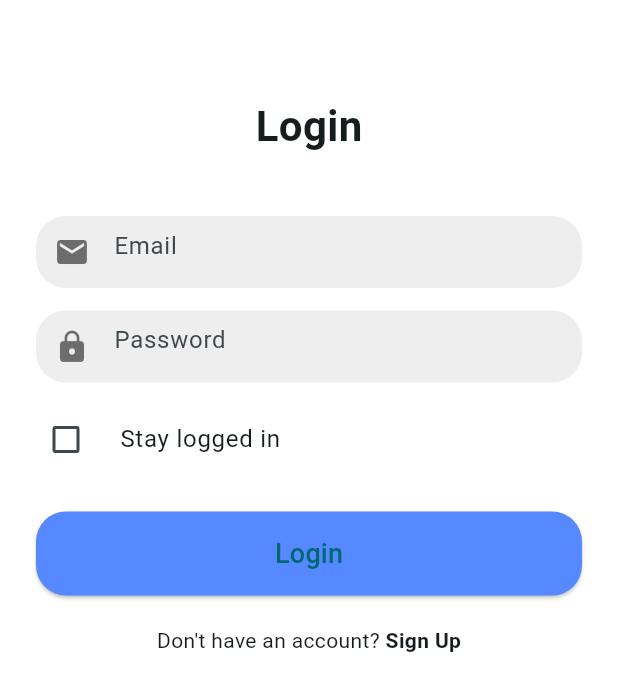
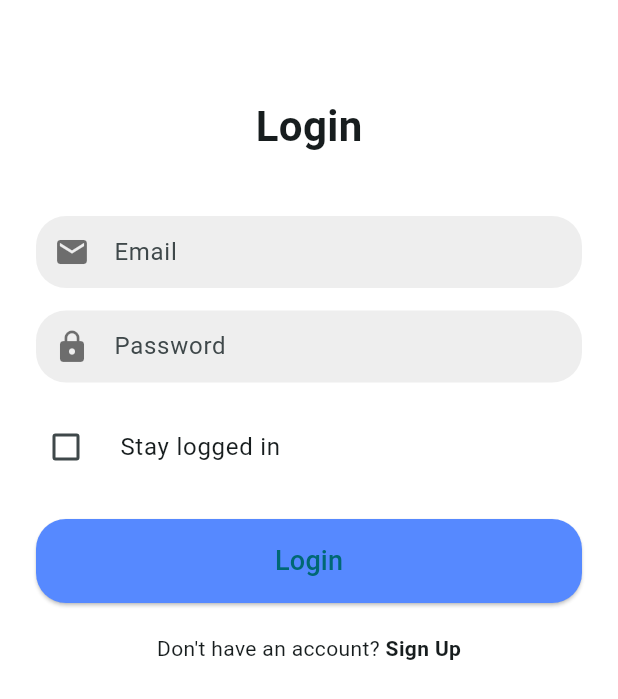
Before and after one commit to yongying37/redeem_order_app, a Flutter app: the screen it shows after launch, on a phone screen of 412 x 824 dp. Shown: the top 699 px of the screen. Run offline on Flutter 3.47's test engine with Material 3 defaults, Android fonts, the phone set to English and light mode, and no system bars.

```diff
--- a/lib/views/login/login_layout.dart
+++ b/lib/views/login/login_layout.dart
@@ -32,7 +32,7 @@ class _LoginLayoutState extends State<LoginLayout> {
           const SizedBox(height: 15),
 
           _buildInputField(Icons.lock, 'Password', _passwordController, obscure: true),
-          const SizedBox(height: 10),
+          const SizedBox(height: 15),
 
           // 🔲 Stay Logged In Checkbox
           CheckboxListTile(
@@ -103,6 +103,7 @@ class _LoginLayoutState extends State<LoginLayout> {
       child: TextField(
         controller: controller,
         obscureText: obscure,
+        textAlignVertical: TextAlignVertical.center,
         decoration: InputDecoration(
           prefixIcon: Icon(icon, color: Colors.black54),
           hintText: hint,
```
